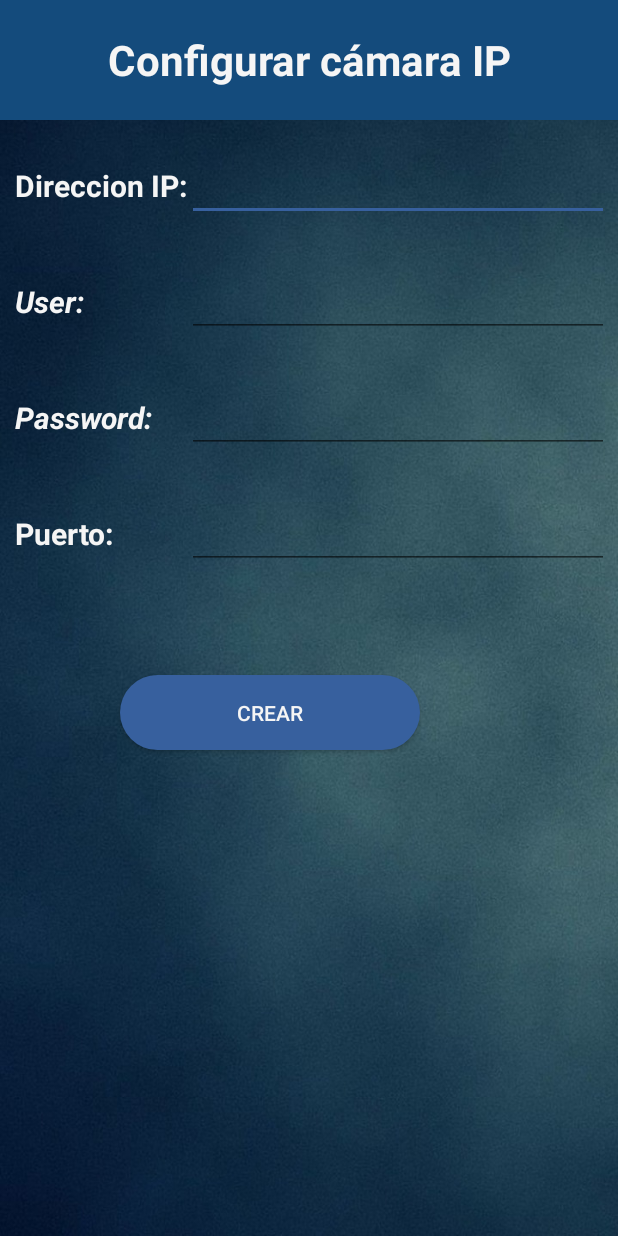
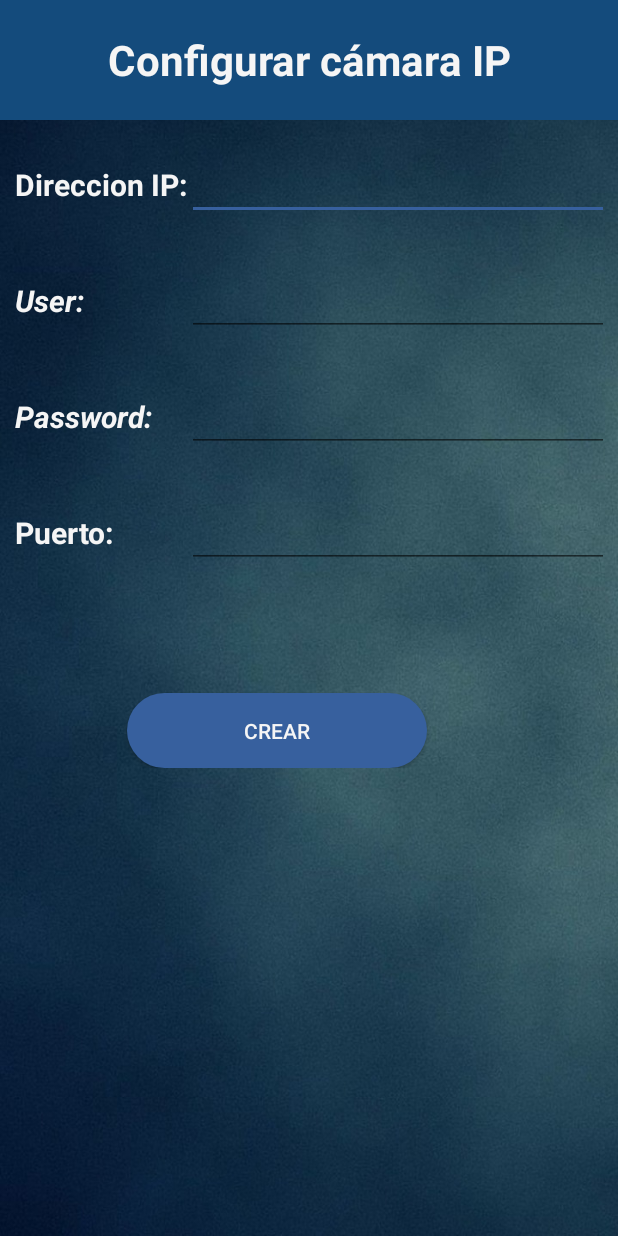
Before and after one commit to matiasrivas94/SECURITYHOUSE, an Android app: the fragment CrearCamaraFragment shown on its own in the app's theme, on a phone screen of 412 x 824 dp. Run offline under Robolectric (Android 15) with nearby library versions, the phone set to English and light mode, and no system bars; 1 statement that could not run was skipped.

Commit message:
*AlarmasFragment = puse la imagen del floatingActionButton *CrearAlarmaFragment = mande por sharedPreference la cantidad de zonas y controle que se llenen todos los campos *MainActivity = arregle para que se use un solo FragmentManager
XML = Pusimos scroll view a CrearCamara, TabZonas y TabCamaras

```diff
--- a/app/src/main/java/com/example/matiasezequiel/security_house/AlarmasFragment.java
+++ b/app/src/main/java/com/example/matiasezequiel/security_house/AlarmasFragment.java
@@ -109,7 +109,7 @@
         if (mainActivity != null) {
             mainActivity.showFloatingActionButton(); //fuerza la visibilidad
             FloatingActionButton fab = mainActivity.findViewById(R.id.fab);
-            //fab.setImageResource(R.drawable.ic_send_black_24dp); //Cambiar icono
+            fab.setImageResource(R.drawable.add3); //Cambiar icono
             fab.setOnClickListener(new View.OnClickListener() {
                 @Override
                 public void onClick(View v) {
@@ -144,8 +144,8 @@
                 editor1.commit();
 
                 // COSAS DEL FRAGMENT
-                FragmentTransaction fr = getFragmentManager().beginTransaction().addToBackStack(null);
-                fr.replace(R.id.contenedor, new PrincipalFragment());
+                FragmentTransaction fr = getFragmentManager().beginTransaction();
+                fr.replace(R.id.contenedor, new PrincipalFragment()).addToBackStack(null);
                 fr.commit();
             }
         });
--- a/app/src/main/java/com/example/matiasezequiel/security_house/CrearCamaraFragment.java
+++ b/app/src/main/java/com/example/matiasezequiel/security_house/CrearCamaraFragment.java
@@ -32,6 +32,7 @@
                     @Override
                     public void onClick(View v) {
                         Toast.makeText(v.getContext(),"Camara Creada",Toast.LENGTH_LONG).show();
+                        //Usar metodo comprobar campos de los otros fragments
                     }
                 });
 
--- a/app/src/main/res/layout/fragment_crear_alarma.xml
+++ b/app/src/main/res/layout/fragment_crear_alarma.xml
@@ -62,7 +62,7 @@
                 android:layout_column="1"
                 android:layout_row="0"
                 android:ems="10"
-                android:inputType="textPersonName"
+                android:inputType="textPersonName|textCapWords"
                 android:textColor="#f5f5f5" />
 
             <TextView
--- a/app/src/main/res/layout/fragment_crear_camara.xml
+++ b/app/src/main/res/layout/fragment_crear_camara.xml
@@ -26,20 +26,19 @@
 
     </android.support.v7.widget.Toolbar>
 
-    <Button
-        android:id="@+id/btnCrearCam"
-        android:layout_width="200dp"
-        android:layout_height="50dp"
-        android:layout_marginLeft="80dp"
-        android:layout_marginTop="450dp"
-        android:background="@drawable/shape"
-        android:text="Crear"
-        android:textColor="#f5f5f5" />
+    <ScrollView
+        android:layout_width="match_parent"
+        android:layout_height="match_parent"
+        android:layout_marginTop="79dp">
+
+        <LinearLayout
+            android:layout_width="match_parent"
+            android:layout_height="wrap_content"
+            android:orientation="vertical">
 
             <GridLayout
             android:layout_width="match_parent"
             android:layout_height="wrap_content"
-        android:layout_marginTop="80dp"
             android:columnCount="4"
             android:padding="10dp"
             android:paddingBottom="0dp"
@@ -141,6 +140,23 @@
                 android:ems="10"
                 android:textColor="#f5f5f5" />
 
+                <Button
+                    android:id="@+id/btnCrearCam"
+                    android:layout_width="200dp"
+                    android:layout_height="50dp"
+                    android:layout_marginLeft="-40dp"
+                    android:layout_marginTop="150dp"
+                    android:background="@drawable/shape"
+                    android:layout_row="3"
+                    android:layout_column="1"
+                    android:text="Crear"
+                    android:textColor="#f5f5f5" />
+
+
             </GridLayout>
 
+        </LinearLayout>
+
+    </ScrollView>
+
 </FrameLayout>
```
Also changed, not shown: app/src/main/java/com/example/matiasezequiel/security_house/CrearAlarmaFragment.java (+19 -0 lines), app/src/main/java/com/example/matiasezequiel/security_house/MainActivity.java (+7 -2 lines), app/src/main/res/layout/fragment_tab_camaras.xml (+13 -0 lines), app/src/main/res/layout/fragment_tab_zonas.xml (+6 -1 lines). Lines whose indentation alone changed are shown as unchanged.
